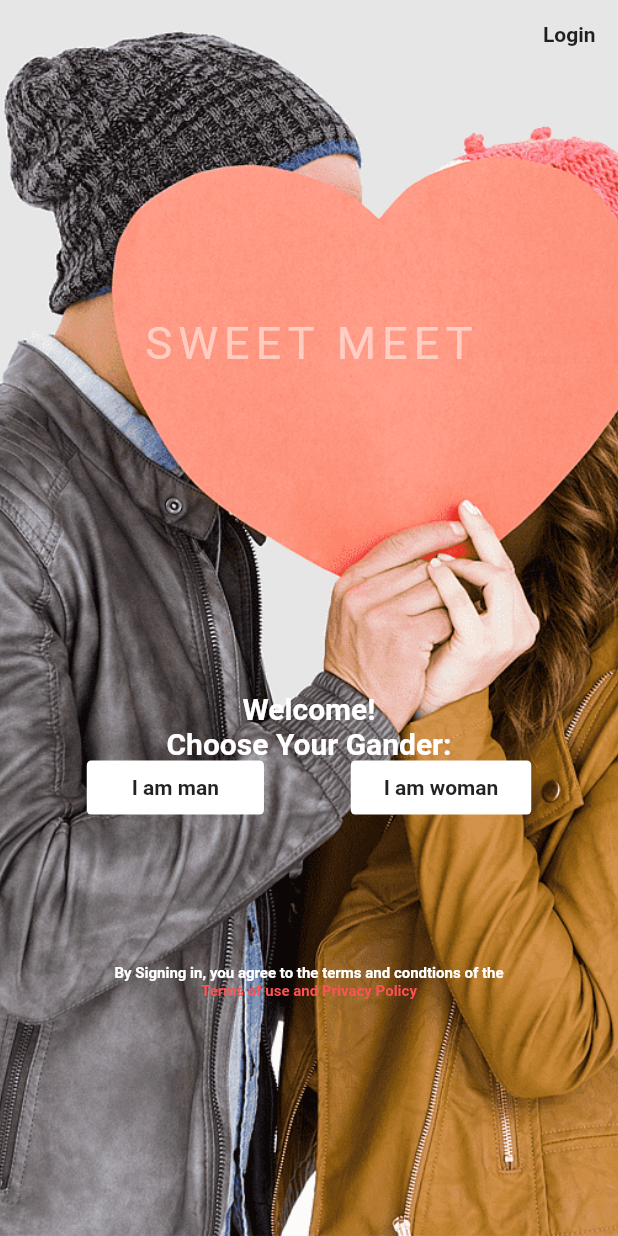
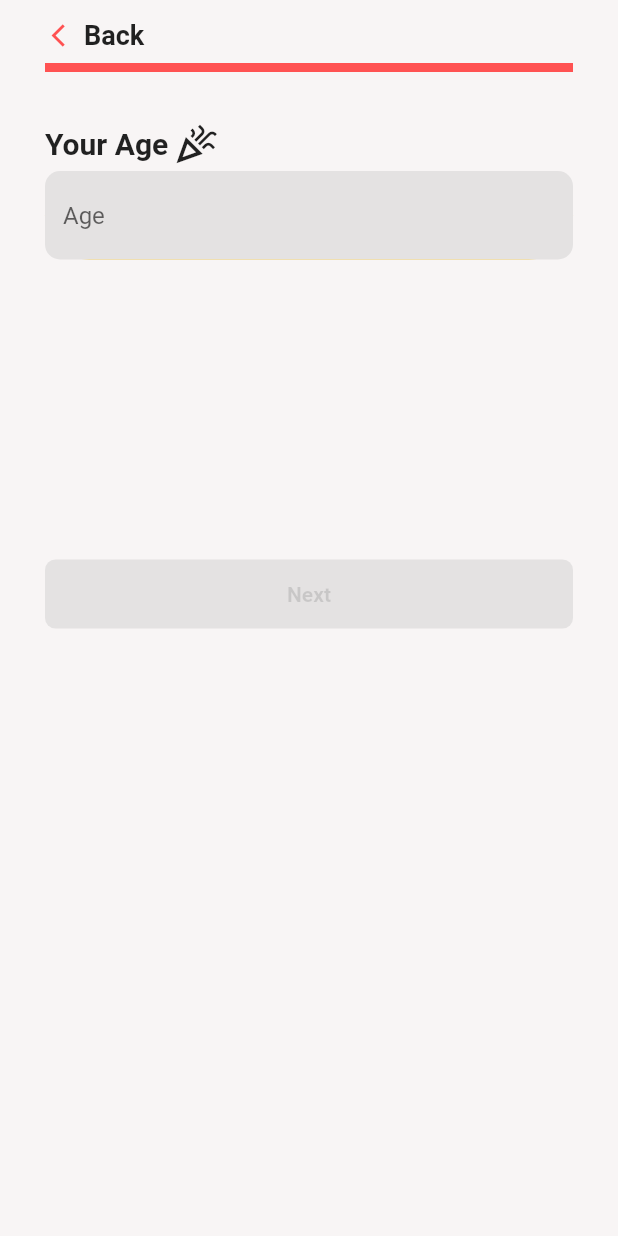
Before and after one commit to karim0305/DatingApp, a Flutter app: the screen it shows after launch, after a tap on "I am man", on a phone screen of 412 x 824 dp. Run offline on Flutter 3.47's test engine with Material 2 defaults, Android fonts, the phone set to English and light mode, and no system bars; our stand-ins replace font_awesome_flutter, get.

Commit message:
DATING APP UPDATE UI

```diff
--- a/lib/Age.dart
+++ b/lib/Age.dart
@@ -1,23 +1,25 @@
+import 'package:dating_app/Name.dart';
 import 'package:flutter/material.dart';
+import 'package:get/get.dart';
 
-class Age_Page extends StatefulWidget {
-  const Age_Page({super.key});
+class AgePage extends StatefulWidget {
+  const AgePage({super.key});
 
   @override
-  State<Age_Page> createState() => _Age_PageState();
+  State<AgePage> createState() => _AgePageState();
 }
 
-class _Age_PageState extends State<Age_Page> {
+class _AgePageState extends State<AgePage> {
   @override
   Widget build(BuildContext context) {
     return Scaffold(
-      backgroundColor: Color.fromARGB(255, 248, 245, 245),
+      backgroundColor: const Color.fromARGB(255, 248, 245, 245),
       body: SafeArea(
           child: Container(
-        padding: EdgeInsets.symmetric(horizontal: 30, vertical: 5),
+        padding: const EdgeInsets.symmetric(horizontal: 30, vertical: 5),
         child: Column(
           children: [
-            Row(
+            const Row(
               children: [
                 Icon(
                   Icons.arrow_back_ios_outlined,
@@ -25,7 +27,7 @@ class _Age_PageState extends State<Age_Page> {
                   size: 18,
                 ),
                 Padding(
-                  padding: const EdgeInsets.all(8.0),
+                  padding: EdgeInsets.all(8.0),
                   child: Text(
                     "Back",
                     style: TextStyle(fontWeight: FontWeight.bold, fontSize: 18),
@@ -37,16 +39,16 @@ class _Age_PageState extends State<Age_Page> {
               children: [
                 Expanded(
                   child: Container(
-                    padding: EdgeInsets.symmetric(vertical: 3),
-                    decoration: BoxDecoration(color: Colors.redAccent),
+                    padding: const EdgeInsets.symmetric(vertical: 3),
+                    decoration: const BoxDecoration(color: Colors.redAccent),
                   ),
                 ),
               ],
             ),
-            SizedBox(
+            const SizedBox(
               height: 30,
             ),
-            Row(
+            const Row(
               children: [
                 Text(
                   "Your Age",
@@ -54,7 +56,7 @@ class _Age_PageState extends State<Age_Page> {
                 ),
                 //Image.asset("lib/imagesrc/celebration.jpg")
                 Padding(
-                  padding: const EdgeInsets.all(3.0),
+                  padding: EdgeInsets.all(3.0),
                   child: Icon(
                     Icons.celebration_outlined,
                     size: 30,
@@ -76,22 +78,24 @@ class _Age_PageState extends State<Age_Page> {
                     )),
               ),
             ),
-            SizedBox(
+            const SizedBox(
               height: 200,
             ),
             Row(
               children: [
                 Expanded(
                   child: InkWell(
-                    onTap: () {},
+                    onTap: () {
+                      Get.to(const NamePage());
+                    },
                     child: Container(
-                      padding:
-                          EdgeInsets.symmetric(vertical: 15, horizontal: 30),
+                      padding: const EdgeInsets.symmetric(
+                          vertical: 15, horizontal: 30),
                       decoration: BoxDecoration(
                         borderRadius: BorderRadius.circular(7),
-                        color: Color.fromARGB(255, 228, 226, 226),
+                        color: const Color.fromARGB(255, 228, 226, 226),
                       ),
-                      child: Center(
+                      child: const Center(
                           child: Text(
                         "Next",
                         style: TextStyle(
--- a/lib/Login.dart
+++ b/lib/Login.dart
@@ -1,4 +1,7 @@
 import 'package:flutter/material.dart';
+import 'package:get/get.dart';
+
+import 'Age.dart';
 
 class LoginPage extends StatefulWidget {
   const LoginPage({super.key});
@@ -17,16 +20,17 @@ class _LoginPageState extends State<LoginPage> {
               image: DecorationImage(
                   image: AssetImage("lib/imagesrc/loginbackground.png"),
                   fit: BoxFit.cover)),
+          child: SingleChildScrollView(
             child: Column(
               children: [
                 Row(
                   mainAxisAlignment: MainAxisAlignment.end,
                   children: [
                     Padding(
-                    padding: EdgeInsets.all(15.0),
+                      padding: const EdgeInsets.all(15.0),
                       child: InkWell(
                         onTap: () {},
-                      child: Text(
+                        child: const Text(
                           "Login",
                           style: TextStyle(fontWeight: FontWeight.bold),
                         ),
@@ -34,14 +38,14 @@ class _LoginPageState extends State<LoginPage> {
                     ),
                   ],
                 ),
-              SizedBox(
+                const SizedBox(
                   height: 150,
                 ),
                 Row(
                   mainAxisAlignment: MainAxisAlignment.center,
                   children: [
                     Padding(
-                    padding: EdgeInsets.all(15.0),
+                      padding: const EdgeInsets.all(15.0),
                       child: Text(
                         "SWEET MEET",
                         style: TextStyle(
@@ -52,10 +56,10 @@ class _LoginPageState extends State<LoginPage> {
                     ),
                   ],
                 ),
-              SizedBox(
+                const SizedBox(
                   height: 200,
                 ),
-              Row(
+                const Row(
                   mainAxisAlignment: MainAxisAlignment.center,
                   children: [
                     Text(
@@ -68,7 +72,7 @@ class _LoginPageState extends State<LoginPage> {
                     ),
                   ],
                 ),
-              Row(
+                const Row(
                   mainAxisAlignment: MainAxisAlignment.center,
                   children: [
                     Text(
@@ -85,28 +89,32 @@ class _LoginPageState extends State<LoginPage> {
                   mainAxisAlignment: MainAxisAlignment.spaceEvenly,
                   children: [
                     InkWell(
-                    onTap: () {},
+                      onTap: () {
+                        Get.to(AgePage());
+                      },
                       child: Container(
-                      padding:
-                          EdgeInsets.symmetric(horizontal: 30, vertical: 10),
+                        padding: const EdgeInsets.symmetric(
+                            horizontal: 30, vertical: 10),
                         decoration: BoxDecoration(
                             color: Colors.white,
                             borderRadius: BorderRadius.circular(3)),
-                      child: Text(
+                        child: const Text(
                           "I am man",
                           style: TextStyle(fontWeight: FontWeight.bold),
                         ),
                       ),
                     ),
                     InkWell(
-                    onTap: () {},
+                      onTap: () {
+                        Get.to(const AgePage());
+                      },
                       child: Container(
-                      padding:
-                          EdgeInsets.symmetric(horizontal: 22, vertical: 10),
+                        padding: const EdgeInsets.symmetric(
+                            horizontal: 22, vertical: 10),
                         decoration: BoxDecoration(
                             color: Colors.white,
                             borderRadius: BorderRadius.circular(3)),
-                      child: Text(
+                        child: const Text(
                           "I am woman",
                           style: TextStyle(fontWeight: FontWeight.bold),
                         ),
@@ -114,10 +122,10 @@ class _LoginPageState extends State<LoginPage> {
                     ),
                   ],
                 ),
-              SizedBox(
+                const SizedBox(
                   height: 100,
                 ),
-              Row(
+                const Row(
                   mainAxisAlignment: MainAxisAlignment.center,
                   children: [
                     Text(
@@ -130,7 +138,7 @@ class _LoginPageState extends State<LoginPage> {
                     ),
                   ],
                 ),
-              Row(
+                const Row(
                   mainAxisAlignment: MainAxisAlignment.center,
                   children: [
                     Text(
@@ -147,6 +155,7 @@ class _LoginPageState extends State<LoginPage> {
             ),
           ),
         ),
+      ),
     );
   }
 }
--- a/lib/main.dart
+++ b/lib/main.dart
@@ -1,19 +1,9 @@
-//import 'package:dating_app/Login.dart';
-//import 'package:dating_app/relation_page.dart';
-import 'package:dating_app/Habits.dart';
 import 'package:dating_app/Login.dart';
-import 'package:dating_app/relation_page.dart';
 import 'package:flutter/material.dart';
-
-//import 'Habits.dart';
-import 'Add_Photo.dart';
-import 'Age.dart';
-import 'Name.dart';
-
-//import 'Age.dart';
+import 'package:get/get.dart';
 
 void main() {
-  runApp(const MaterialApp(
+  runApp(const GetMaterialApp(
     debugShowCheckedModeBanner: false,
     home: LoginPage(),
   ));
--- a/pubspec.yaml
+++ b/pubspec.yaml
@@ -36,6 +36,7 @@ dependencies:
   # Use with the CupertinoIcons class for iOS style icons.
   cupertino_icons: ^1.0.2
   font_awesome_flutter: ^10.5.0
+  get: ^4.6.5
 
 dev_dependencies:
   flutter_test:
```
Also changed, not shown: lib/Add_Photo.dart (+9 -2 lines), lib/Habits.dart (+50 -42 lines), lib/Name.dart (+26 -21 lines), lib/relation_page.dart (+23 -23 lines), pubspec.lock. Lines whose indentation alone changed are shown as unchanged.
